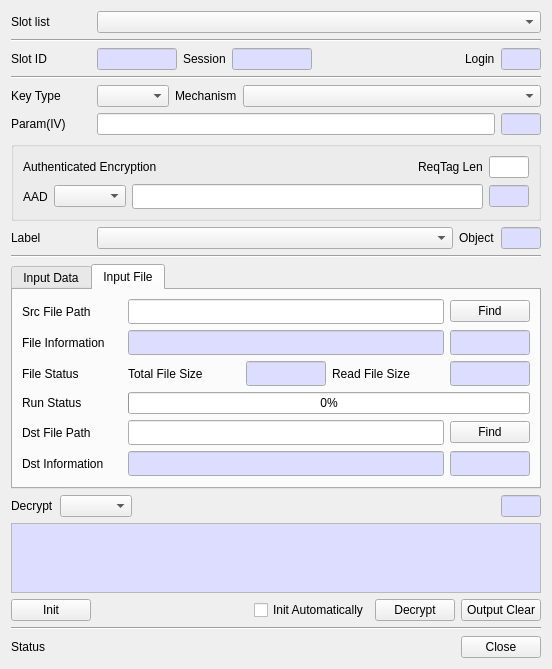
jykim74/CryptokiMan, file CryptokiMan/decrypt_dlg.ui: the form before one commit.
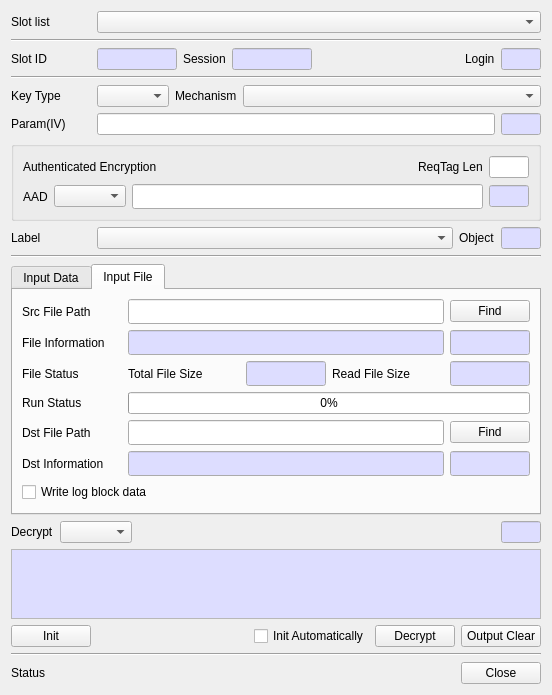
The form after the commit. The open tabs and pages were chosen to show the change.

Diff of the .ui file:
```diff
--- a/CryptokiMan/decrypt_dlg.ui
+++ b/CryptokiMan/decrypt_dlg.ui
@@ -7,7 +7,7 @@
     <x>0</x>
     <y>0</y>
     <width>552</width>
-    <height>649</height>
+    <height>671</height>
    </rect>
   </property>
   <property name="windowTitle">
@@ -1335,6 +1335,13 @@
          </item>
         </layout>
        </item>
+       <item>
+        <widget class="QCheckBox" name="mWriteLogCheck">
+         <property name="text">
+          <string>Write log block data</string>
+         </property>
+        </widget>
+       </item>
       </layout>
      </widget>
     </widget>
```
Left out of the diff: 2 changed lines with no effect on the pictures.
